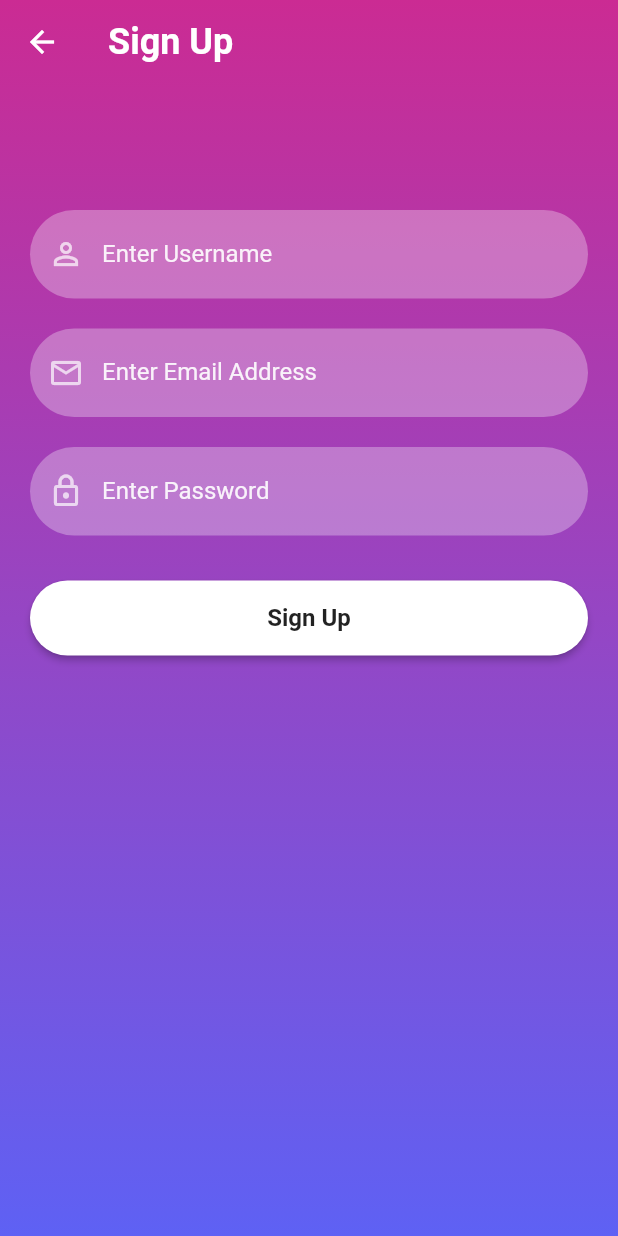
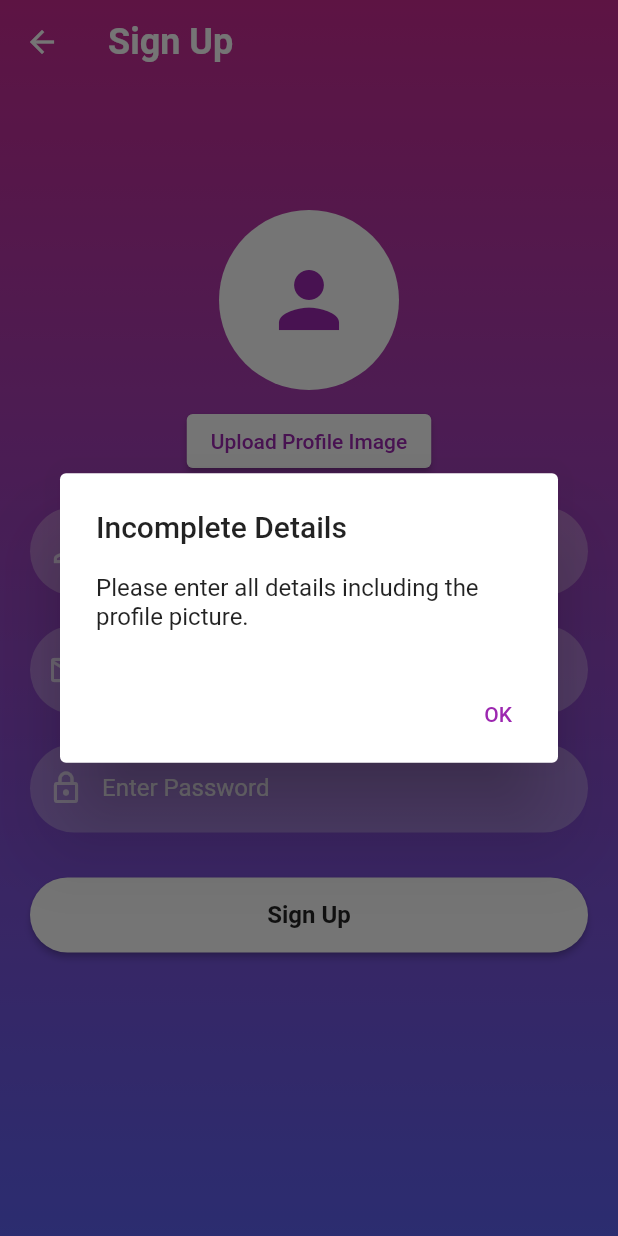
Before and after one commit to hazimmm/news_app, a Flutter app: the SignUpScreen screen opened directly, after a tap on "Sign Up", on a phone screen of 412 x 824 dp. Run offline on Flutter 3.47's test engine with Material 2 defaults, Android fonts, the phone set to English and light mode, and no system bars; our stand-ins replace cloud_firestore, firebase_auth, firebase_core, firebase_storage, image_picker; accounts and stored records are empty.

Commit message:
Update signup_screen.dart

```diff
--- a/lib/screens/signup_screen.dart
+++ b/lib/screens/signup_screen.dart
@@ -1,30 +1,101 @@
 import 'package:firebase_auth/firebase_auth.dart';
+import 'package:cloud_firestore/cloud_firestore.dart';
+import 'package:image_picker/image_picker.dart';
+import 'package:firebase_storage/firebase_storage.dart';
+import 'package:flutter/material.dart';
 import 'package:news/reusable_widgets/reusable_widgets.dart';
-import 'package:news/screens/home_screen.dart';
-import 'package:news/screens/profile.dart';
 import 'package:news/utils/color_utils.dart';
-import 'package:flutter/material.dart';
-import 'package:http/http.dart' as http;
-
+import 'dart:io';
 
 class SignUpScreen extends StatefulWidget {
-
   const SignUpScreen({Key? key}) : super(key: key);
 
   @override
   _SignUpScreenState createState() => _SignUpScreenState();
 }
 
+class _SignUpScreenState extends State<SignUpScreen> {
+  final TextEditingController _passwordTextController = TextEditingController();
+  final TextEditingController _emailTextController = TextEditingController();
+  final TextEditingController _userNameTextController = TextEditingController();
+  File? _profileImage;
 
-class _SignUpScreenState extends State<SignUpScreen> {
-  TextEditingController _passwordTextController = TextEditingController();
-  TextEditingController _emailTextController = TextEditingController();
-  TextEditingController _userNameTextController = TextEditingController();
+  bool _isLoading = false; // Add a new boolean variable to track loading state
 
+  Future<void> createUserWithEmailAndPassword(
+      String email, String password, String username) async {
+    if (_profileImage == null ||
+        username.isEmpty ||
+        email.isEmpty ||
+        password.isEmpty) {
+      showDialog(
+        context: context,
+        builder: (BuildContext context) {
+          return AlertDialog(
+            title: Text('Incomplete Details'),
+            content: Text('Please enter all details including the profile picture.'),
+            actions: [
+              TextButton(
+                onPressed: () {
+                  Navigator.pop(context);
+                },
+                child: Text('OK'),
+              ),
+            ],
+          );
+        },
+      );
+      return;
+    }
+
+    setState(() {
+      _isLoading = true; // Set loading state to true when starting the account creation process
+    });
+    try {
+      UserCredential userCredential = await FirebaseAuth.instance
+          .createUserWithEmailAndPassword(email: email, password: password);
+
+      // Store user data in Firestore
+      String uid = userCredential.user!.uid;
+      Map<String, dynamic> userData = {
+        'username': username,
+        'email': email,
+        'password': password,
+      };
+
+      // Upload the profile image
+      String profileImageUrl = await uploadProfileImage(uid, _profileImage!);
+      userData['profileImageUrl'] = profileImageUrl;
+
+      // Save the data to Firestore
+      await FirebaseFirestore.instance
+          .collection('users')
+          .doc(uid)
+          .set(userData);
+
+      print("New Account Created");
+      Navigator.pushReplacementNamed(context, '/home');
+    } catch (error) {
+      print("Error: $error");
+    } finally {
+      setState(() {
+        _isLoading = false; // Set loading state to false when account creation process is finished
+      });
+    }
+  }
+
+  Future<String> uploadProfileImage(String userId, File imageFile) async {
+    String fileName = 'profile_$userId.jpg';
+    Reference storageReference =
+        FirebaseStorage.instance.ref().child('profile_images/$fileName');
+    UploadTask uploadTask = storageReference.putFile(imageFile);
+    TaskSnapshot taskSnapshot = await uploadTask;
+    String downloadUrl = await taskSnapshot.ref.getDownloadURL();
+    return downloadUrl;
+  }
 
   @override
   Widget build(BuildContext context) {
-
     return Scaffold(
       extendBodyBehindAppBar: true,
       appBar: AppBar(
@@ -35,61 +106,94 @@ class _SignUpScreenState extends State<SignUpScreen> {
           style: TextStyle(fontSize: 24, fontWeight: FontWeight.bold),
         ),
       ),
-
       body: Container(
         width: MediaQuery.of(context).size.width,
         height: MediaQuery.of(context).size.height,
         decoration: BoxDecoration(
-              gradient: LinearGradient(colors: [
+          gradient: LinearGradient(
+            colors: [
               hexStringToColor("CB2B93"),
               hexStringToColor("9546C4"),
               hexStringToColor("5E61F4")
-          ], begin: Alignment.topCenter, end: Alignment.bottomCenter)),
+            ],
+            begin: Alignment.topCenter,
+            end: Alignment.bottomCenter,
+          ),
+        ),
                       child: SingleChildScrollView(
                 child: Padding(
-            padding: EdgeInsets.fromLTRB(20, 120, 20, 0),
+                  padding: const EdgeInsets.fromLTRB(20, 120, 20, 0),
                   child: Column(
                     children: <Widget>[
-                const SizedBox(
-                  height: 20,
+                      const SizedBox(height: 20),
+                      CircleAvatar(
+                        radius: 60,
+                        backgroundColor: Colors.white,
+                        backgroundImage: _profileImage != null ? FileImage(_profileImage!) : null,
+                        child: _profileImage == null
+                            ? Icon(Icons.person, size: 60, color: Colors.purple)
+                            : null,
                       ),
+                      const SizedBox(height: 10),
+                      ElevatedButton(
+                        onPressed: () async {
+                          final pickedImage = await ImagePicker().getImage(
+                            source: ImageSource.gallery,
+                          );
+                          if (pickedImage != null) {
+                            setState(() {
+                              _profileImage = File(pickedImage.path);
+                            });
+                          }
+                        },
+                        child: Text('Upload Profile Image'),
+                        style: ElevatedButton.styleFrom(
+                          primary: Colors.white,
+                          onPrimary: Colors.purple,
+                        ),
+                      ),
+                      const SizedBox(height: 20),
+                      reusableTextField(
+                        "Enter Username",
+                        Icons.person_outline,
+                        false,
+                        _userNameTextController,
+                      ),
+                      const SizedBox(height: 20),
+                      reusableTextField(
+                        "Enter Email Address",
+                        Icons.email_outlined,
+                        false,
+                        _emailTextController,
+                      ),
+                      const SizedBox(height: 20),
+                      reusableTextField(
+                        "Enter Password",
+                        Icons.lock_outlined,
+                        true,
+                        _passwordTextController,
+                      ),
+                      const SizedBox(height: 20),
+                      _isLoading // Show CircularProgressIndicator when loading state is true
+                          ? CircularProgressIndicator()
+                          : firebaseUIButton(context, "Sign Up", () {
+                              String username = _userNameTextController.text.trim();
+                              String email = _emailTextController.text.trim();
+                              String password = _passwordTextController.text;
 
-                reusableTextField("Enter Username", Icons.person_outline, false,
-                    _userNameTextController),
-                const SizedBox(
-                  height: 20,
-                ),
-
-                reusableTextField("Enter Email Address", Icons.email_outlined, false,
-                    _emailTextController),
-                const SizedBox(
-                  height: 20,
-                ),
-
-                reusableTextField("Enter Password", Icons.lock_outlined, true,
-                    _passwordTextController),
-                const SizedBox(
-                  height: 20,
-                ),
-
-                firebaseUIButton(context, "Sign Up", () {
-
-                  FirebaseAuth.instance
-                      .createUserWithEmailAndPassword(
-                          email: _emailTextController.text,
-                          password: _passwordTextController.text)
-                      .then((value) {
-                    print("New Account Created");
-
-                    Navigator.push(context,
-                        MaterialPageRoute(builder: (context) => HomeScreen()));
-                  }).onError((error, stackTrace) {
-                    print("Error ${error.toString()}");
-                  });
-                })
+                              createUserWithEmailAndPassword(email, password, username);
+                }),
               ],
             ),
-          ))),
+          ),
+        ),
+      ),
     );
   }
 }
+
+extension FirestoreExtension on Map<String, dynamic> {
+  Map<String, dynamic> toJson() {
+    return this; // No need to convert, since Firestore accepts `Map<String, dynamic>` directly
+  }
+}
```
Lines whose indentation alone changed are shown as unchanged.
